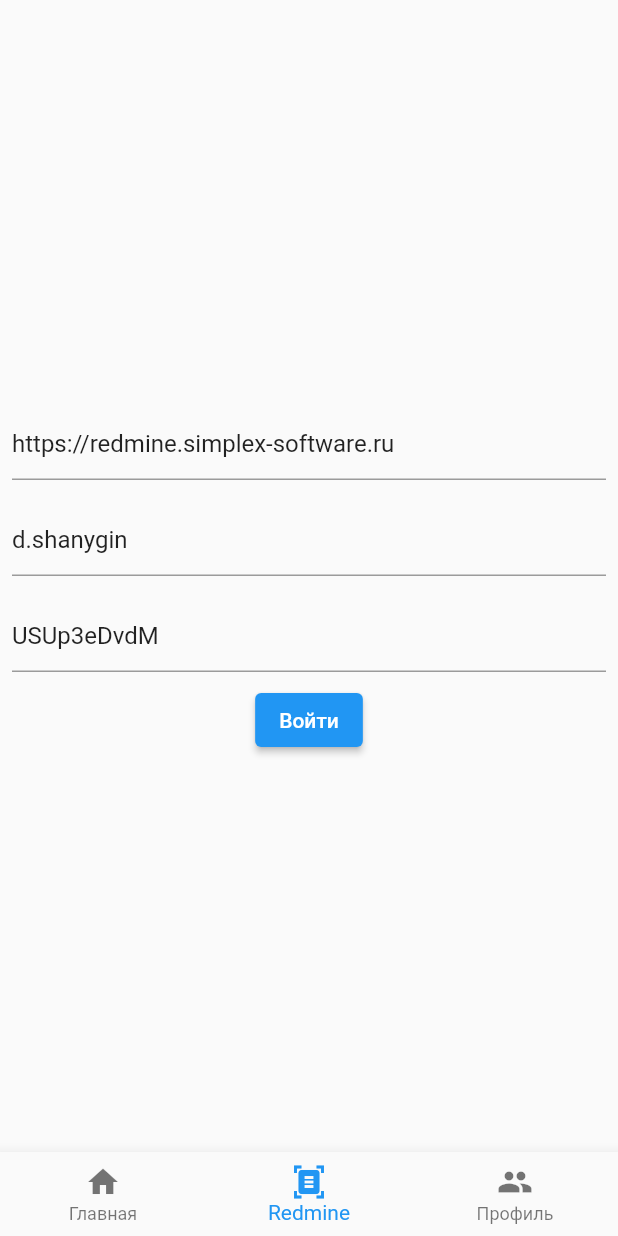
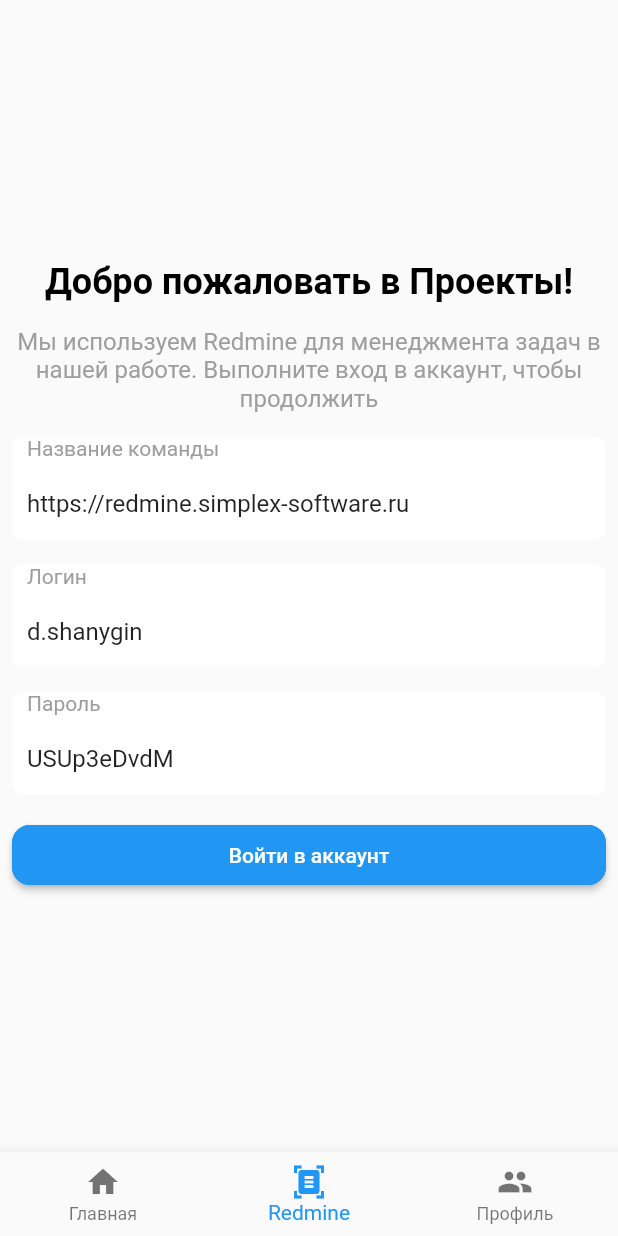
Before and after one commit to bakhanets/hack_team_mobile_app, a Flutter app: the screen it shows after launch, item 2 of the bottom bar chosen, on a phone screen of 412 x 824 dp. Run offline on Flutter 3.47's test engine with Material 2 defaults, Android fonts, the phone set to English and light mode, and no system bars; our stand-ins replace bloc, dartz, flutter_bloc, flutter_mobx, freezed_annotation, get_it and 3 more; generated files the repository leaves out were written again; network calls fail.

Commit message:
страница входа в redmine

```diff
--- a/lib/redmine/presentation/login_redmine_page.dart
+++ b/lib/redmine/presentation/login_redmine_page.dart
@@ -3,6 +3,7 @@ import 'dart:developer';
 import 'package:flutter/material.dart';
 import 'package:flutter_bloc/flutter_bloc.dart';
 import 'package:hack_team_flutter_app/redmine/domain/bloc/project_bloc.dart';
+import 'package:hack_team_flutter_app/redmine/presentation/widgets/text_field_wrapper.dart';
 
 class LoginRedminePage extends StatelessWidget {
   LoginRedminePage({Key? key, required this.isFailure}) : super(key: key);
@@ -29,36 +30,83 @@ class LoginRedminePage extends StatelessWidget {
       child: Column(
         mainAxisAlignment: MainAxisAlignment.center,
         children: [
-          if (isFailure)
-            Text(
-              'Неправильные данные',
-              style: TextStyle(
-                color: Colors.red,
-              ),
-            ),
           Padding(
             padding: const EdgeInsets.all(8.0),
-            child: TextField(
+            child: Text(
+              'Добро пожаловать в Проекты!',
+              style: TextStyle(
+                color: Colors.black,
+                fontSize: 24.0,
+                fontWeight: FontWeight.bold,
+              ),
+              textAlign: TextAlign.center,
+            ),
+          ),
+          Padding(
+            padding: const EdgeInsets.all(8.0),
+            child: Text(
+              'Мы используем Redmine для менеджмента задач в нашей работе. Выполните вход в аккаунт, чтобы продолжить',
+              style: TextStyle(
+                color: Colors.grey,
+                fontSize: 16.0,
+              ),
+              textAlign: TextAlign.center,
+            ),
+          ),
+          Padding(
+            padding: const EdgeInsets.all(8.0),
+            child: TextFieldWrapper(
+              labelText: 'Название команды',
               controller: teamController,
             ),
           ),
           Padding(
             padding: const EdgeInsets.all(8.0),
-            child: TextField(
+            child: TextFieldWrapper(
+              labelText: 'Логин',
               controller: nameController,
             ),
           ),
           Padding(
             padding: const EdgeInsets.all(8.0),
-            child: TextField(
+            child: TextFieldWrapper(
+              labelText: 'Пароль',
               controller: passwordController,
             ),
           ),
-          ElevatedButton(
+          if (isFailure)
+            Text(
+              'Ошибка входа! Проверьте правильность введенных данных',
+              style: TextStyle(
+                fontSize: 16.0,
+                fontWeight: FontWeight.bold,
+                color: Colors.red,
+              ),
+              textAlign: TextAlign.center,
+            ),
+          Padding(
+            padding: const EdgeInsets.all(8.0),
+            child: ElevatedButton(
               onPressed: () {
                 login(context);
               },
-              child: Text('Войти')),
+              style: ButtonStyle(
+                shape: MaterialStateProperty.all<RoundedRectangleBorder>(
+                  RoundedRectangleBorder(
+                    borderRadius: BorderRadius.circular(12.0),
+                    side: BorderSide(color: Colors.blue),
+                  ),
+                ),
+              ),
+              child: Container(
+                height: 40.0,
+                width: MediaQuery.of(context).size.width,
+                child: Center(
+                  child: Text('Войти в аккаунт'),
+                ),
+              ),
+            ),
+          ),
         ],
       ),
     );
--- /dev/null
+++ b/lib/redmine/presentation/widgets/text_field_wrapper.dart
@@ -0,0 +1,98 @@
+import 'package:flutter/material.dart';
+
+const clRed = Color.fromRGBO(217, 32, 38, 1);
+
+const iconWarning = Icon(
+  Icons.warning,
+  color: Colors.red,
+);
+
+BoxDecoration inputDecoration = BoxDecoration(
+  borderRadius: BorderRadius.all(Radius.circular(4)),
+  border: Border.all(
+    color: Colors.red,
+  ),
+  color: Colors.grey[300],
+);
+
+class TextFieldWrapper extends StatelessWidget {
+  TextFieldWrapper(
+      {this.controller,
+      this.textAlign = TextAlign.start,
+      this.hintText = '',
+      this.prefixIcon,
+      this.labelText,
+      this.decoration,
+      this.onChanged,
+      this.onTap,
+      this.onSubmitted,
+      this.suffixIcon,
+      this.keyboardType,
+      this.focus,
+      this.onEditingComplete,
+      this.textColor,
+      this.textStyle,
+      this.obscureText = false});
+  TextEditingController? controller;
+  TextAlign textAlign;
+  String hintText;
+  Widget? prefixIcon;
+  Widget? suffixIcon;
+  String? labelText;
+  Decoration? decoration;
+  Function(String)? onChanged;
+  Function()? onTap;
+  Function(String)? onSubmitted;
+  TextInputType? keyboardType;
+  FocusNode? focus;
+  Function()? onEditingComplete;
+  Color? textColor;
+  TextStyle? textStyle;
+  bool obscureText;
+
+  @override
+  Widget build(BuildContext context) {
+    if (decoration == null)
+      decoration = BoxDecoration(
+        color: Colors.white,
+        borderRadius: BorderRadius.all(Radius.circular(8)),
+      );
+
+    return Container(
+      decoration: decoration,
+      child: Padding(
+        padding: EdgeInsets.only(left: 10),
+        child: Column(
+          crossAxisAlignment: CrossAxisAlignment.start,
+          children: [
+            if (labelText != null)
+              Padding(
+                padding: const EdgeInsets.only(bottom: 5),
+                child: Text(
+                  '$labelText',
+                  style: TextStyle(color: Colors.grey),
+                ),
+              ),
+            TextField(
+              obscureText: obscureText,
+              style: textStyle,
+              onEditingComplete: onEditingComplete,
+              focusNode: focus,
+              keyboardType: keyboardType,
+              onSubmitted: onSubmitted,
+              onTap: onTap,
+              onChanged: onChanged,
+              textAlign: textAlign,
+              controller: controller,
+              decoration: InputDecoration(
+                  suffixIcon: suffixIcon,
+                  hintText: hintText,
+                  prefixIcon: prefixIcon,
+                  border: InputBorder.none),
+            ),
+          ],
+        ),
+      ),
+    );
+  }
+}
```
Also changed, not shown: 1 other file.
